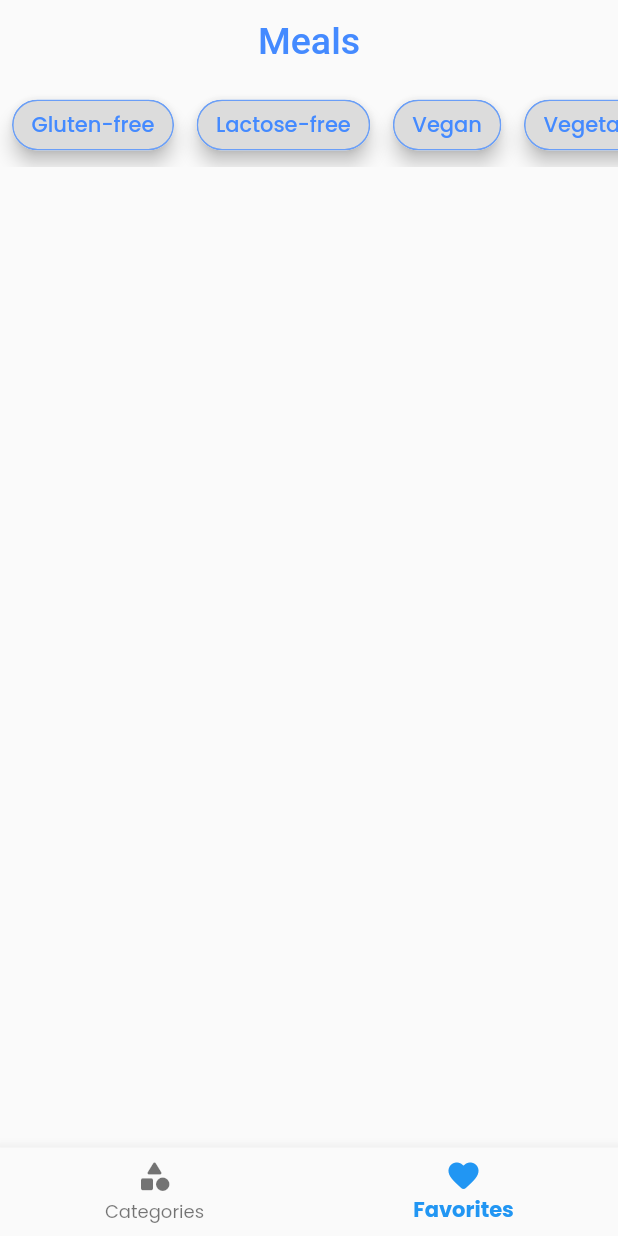
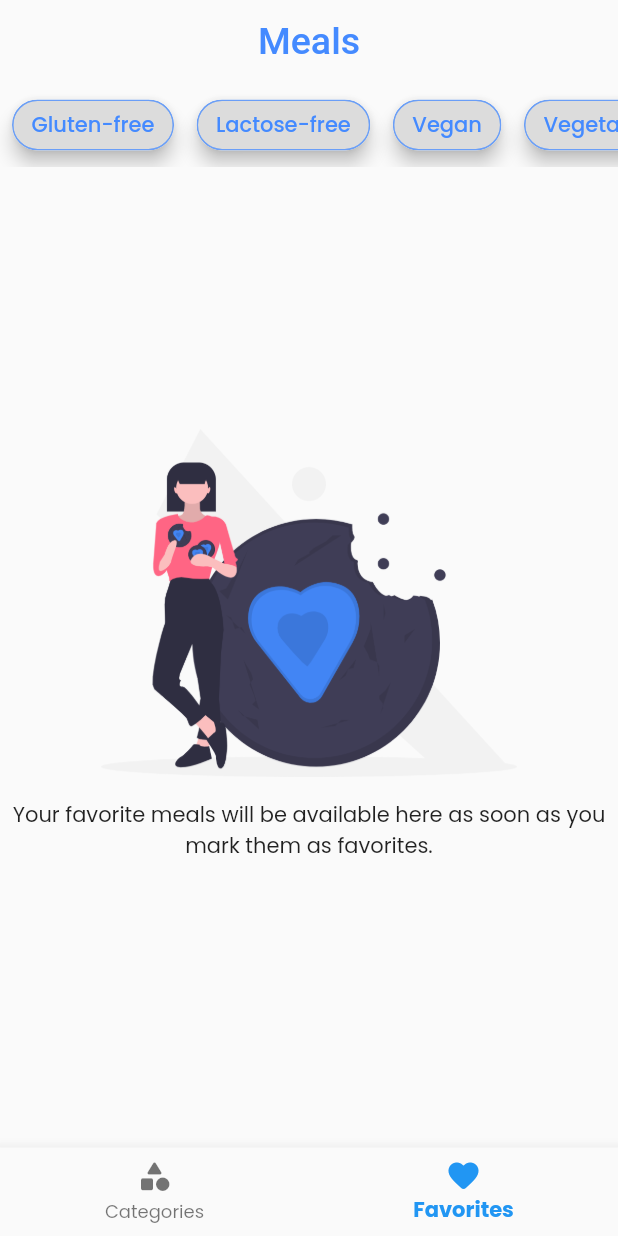
Before and after one commit to bhavik-dodia/meal_app, a Flutter app: the screen it shows after launch, item 2 of the bottom bar chosen, on a phone screen of 412 x 824 dp. Run offline on Flutter 3.47's test engine with Material 2 defaults, Android fonts, the phone set to English and light mode, and no system bars; our stand-ins replace google_fonts.

Commit message:
favorites page logic added-v1.0

```diff
--- a/lib/data/dummy_data.dart
+++ b/lib/data/dummy_data.dart
@@ -57,7 +57,7 @@ const DUMMY_CATEGORIES = const [
 ];
 
 
-const DUMMY_MEALS = const [
+List<Meal> dummyMeals = [
   Meal(
     id: 'm1',
     categories: [
--- a/lib/main.dart
+++ b/lib/main.dart
@@ -1,8 +1,8 @@
 import 'package:flutter/material.dart';
 import 'package:google_fonts/google_fonts.dart';
-import 'package:meals_app/models/filters.dart';
 import 'package:provider/provider.dart';
 
+import 'models/filters.dart';
 import 'screens/home_page.dart';
 import 'screens/meal_details_page.dart';
 
@@ -12,7 +12,7 @@ class MyApp extends StatelessWidget {
   @override
   Widget build(BuildContext context) {
     return ChangeNotifierProvider(
-      create: (context)=> FilteredMeal(),
+      create: (context) => FilteredMeal(),
       child: MaterialApp(
         debugShowCheckedModeBanner: false,
         title: 'Meals',
--- a/lib/models/filters.dart
+++ b/lib/models/filters.dart
@@ -6,13 +6,19 @@ import '../data/dummy_data.dart';
 import 'meal.dart';
 
 class FilteredMeal extends ChangeNotifier {
-  List<Meal> _filteredMeals = DUMMY_MEALS;
+  List<Meal> _filteredMeals = dummyMeals;
+  List<Meal> _favoriteMeals = [];
 
   UnmodifiableListView get filteredMeals =>
       UnmodifiableListView(_filteredMeals);
 
+  UnmodifiableListView get favoriteMeals =>
+      UnmodifiableListView(_favoriteMeals);
+
+  int get favoriteMealsLength => _favoriteMeals.length;
+
   void filter(Map<String, bool> filters) {
-    _filteredMeals = DUMMY_MEALS.where((meal) {
+    _filteredMeals = dummyMeals.where((meal) {
       if (filters['Gluten-free'] && !meal.isGlutenFree) return false;
       if (filters['Lactose-free'] && !meal.isLactoseFree) return false;
       if (filters['Vegan'] && !meal.isVegan) return false;
@@ -21,4 +27,13 @@ class FilteredMeal extends ChangeNotifier {
     }).toList();
     notifyListeners();
   }
+
+  void toggleFavorite(Meal meal) {
+    meal.toggleFavorite();
+    if (meal.isFavorite)
+      _favoriteMeals.add(meal);
+    else
+      _favoriteMeals.remove(meal);
+    notifyListeners();
+  }
 }
--- a/lib/models/meal.dart
+++ b/lib/models/meal.dart
@@ -7,8 +7,9 @@ class Meal {
   final Complexity complexity;
   final Affordability affordability;
   final bool isGlutenFree, isLactoseFree, isVegan, isVegetarian;
+  bool isFavorite;
 
-  const Meal({
+  Meal({
     @required this.id,
     @required this.duration,
     @required this.categories,
@@ -22,7 +23,10 @@ class Meal {
     @required this.isLactoseFree,
     @required this.isVegan,
     @required this.isVegetarian,
+    this.isFavorite: false,
   });
+
+  void toggleFavorite() => isFavorite = !isFavorite;
 }
 
 enum Complexity {
--- a/lib/screens/category_meals_page.dart
+++ b/lib/screens/category_meals_page.dart
@@ -1,7 +1,7 @@
 import 'package:flutter/material.dart';
-import 'package:meals_app/models/filters.dart';
 import 'package:provider/provider.dart';
 
+import '../models/filters.dart';
 import '../widgets/meal_item.dart';
 
 class CategoryMealsPage extends StatefulWidget {
--- a/lib/screens/favorites_page.dart
+++ b/lib/screens/favorites_page.dart
@@ -1,8 +1,48 @@
 import 'package:flutter/material.dart';
+import 'package:provider/provider.dart';
+
+import '../models/filters.dart';
+import '../widgets/meal_item.dart';
 
 class FavoritesPage extends StatelessWidget {
   @override
   Widget build(BuildContext context) {
-    return Container();
+    return Consumer<FilteredMeal>(
+      builder: (context, favorites, child) => favorites.favoriteMealsLength == 0
+          ? Center(
+              child: ListView(
+                shrinkWrap: true,
+                physics: const BouncingScrollPhysics(),
+                children: [
+                  AspectRatio(
+                    aspectRatio: 16 / 9,
+                    child: Image.asset(
+                      'images/no_favorites.png',
+                    ),
+                  ),
+                  const SizedBox(height: 15.0),
+                  const Text(
+                    'Your favorite meals will be available here as soon as you mark them as favorites.',
+                    textAlign: TextAlign.center,
+                    softWrap: true,
+                  ),
+                  const SizedBox(height: 15.0),
+                ],
+              ),
+            )
+          : GridView.builder(
+              padding: const EdgeInsets.all(15.0),
+              physics: const BouncingScrollPhysics(),
+              gridDelegate: SliverGridDelegateWithMaxCrossAxisExtent(
+                childAspectRatio: 4 / 3,
+                crossAxisSpacing: 15.0,
+                mainAxisSpacing: 15.0,
+                maxCrossAxisExtent: 400,
+              ),
+              itemCount: favorites.favoriteMealsLength,
+              itemBuilder: (context, index) =>
+                  MealItem(meal: favorites.favoriteMeals[index]),
+            ),
+    );
   }
 }
--- a/lib/widgets/filter_chips.dart
+++ b/lib/widgets/filter_chips.dart
@@ -1,6 +1,7 @@
 import 'package:flutter/material.dart';
-import 'package:meals_app/models/filters.dart';
 import 'package:provider/provider.dart';
+
+import '../models/filters.dart';
 
 class FiltersChips extends StatefulWidget {
   @override
```
Also changed, not shown: lib/screens/meal_details_page.dart (+15 -4 lines), lib/widgets/meal_item.dart (+34 -4 lines), lib/widgets/menu.dart (deleted, +0 -43 lines), pubspec.yaml (+4 -47 lines), images/no_favorites.png (added).
